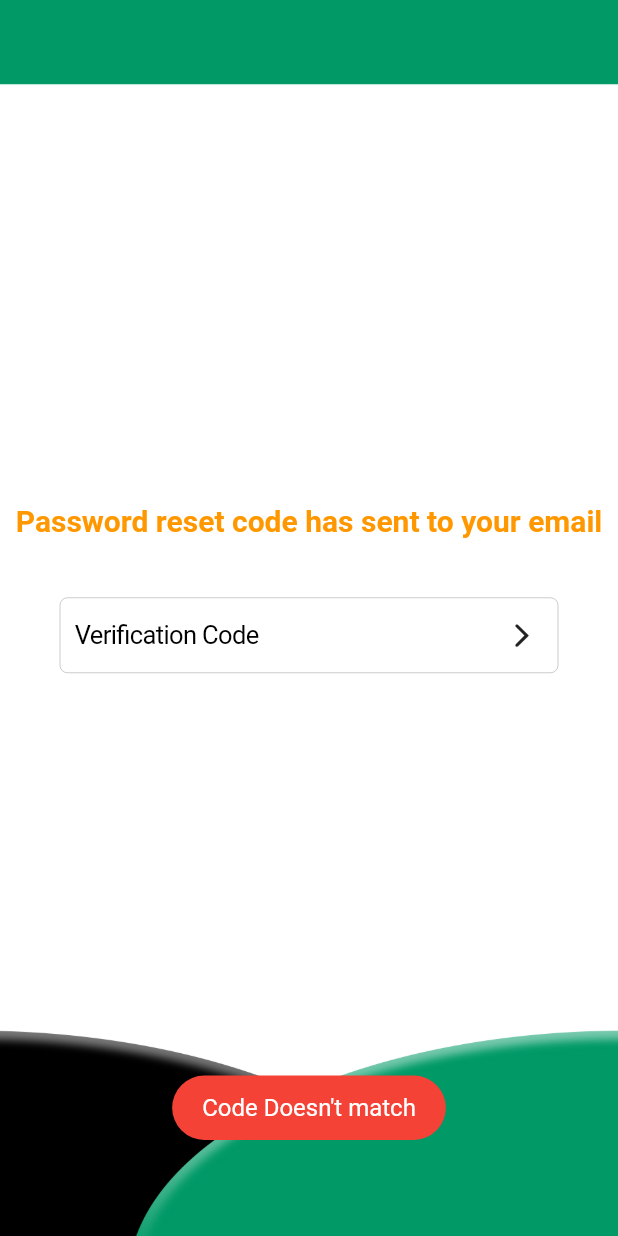
After one commit to dnadawa/Grease-Ducks, a Flutter app: the TypeVerifyCode screen opened directly, after a tap on an icon or button, on a phone screen of 412 x 824 dp. The commit adds this screen. Run offline on Flutter 3.47's test engine with Material 2 defaults, Android fonts, the phone set to English and light mode, and no system bars; our stand-ins replace fluttertoast, shared_preferences; missing offline and left inert: mailer, mysql1; accounts and stored records are empty.

Commit message:
Forgot Password Complete

```diff
--- /dev/null
+++ b/lib/verify/verify.dart
@@ -0,0 +1,169 @@
+import 'dart:math';
+
+import 'package:flutter/cupertino.dart';
+import 'package:flutter/material.dart';
+import 'package:grease_ducks/verify/password-change.dart';
+import 'package:grease_ducks/widgets/text.dart';
+import 'package:grease_ducks/widgets/toast.dart';
+import 'package:mailer/mailer.dart';
+import 'package:mailer/smtp_server/gmail.dart';
+import 'package:mysql1/mysql1.dart' show ConnectionSettings, MySqlConnection;
+
+class VerifyEmail extends StatelessWidget {
+  TextEditingController email = TextEditingController();
+var code;
+
+  sendMail(String code,BuildContext context) async {
+    String username = 'greaseducks6@gmail.com';
+    String password = 'Grease@123';
+
+    final smtpServer = gmail(username, password);
+    // Create our message.
+    final message = Message()
+      ..from = Address(username, 'Grease Ducks')
+      ..recipients.add(email.text)
+      ..subject = 'Reset Your Password'
+      ..text = 'Your password reset code for Grease Ducks is $code';
+
+    try {
+      final sendReport = await send(message, smtpServer);
+      ToastBar(text: 'Password Reset Code is Sent to your email',color: Colors.green).show();
+      print('Message sent: ' + sendReport.toString());
+
+      Navigator.push(
+        context,
+        CupertinoPageRoute(builder: (context) => TypeVerifyCode(vCode: code.toString(),email: email.text,)),
+      );
+
+
+
+    } on MailerException catch (e) {
+      ToastBar(text: 'Data Not Sent',color: Colors.red).show();
+      print('Message not sent.');
+      for (var p in e.problems) {
+        print('Problem: ${p.code}: ${p.msg}');
+      }
+    }
+  }
+
+  getData(BuildContext context) async {
+    final conn = await MySqlConnection.connect(ConnectionSettings(
+        host: 'greaseducks.com',
+        port: 3306,
+        user: 'grease_gdt',
+        password: 'Yq4aOB9;NANh',
+        db: 'grease_gd'));
+    var results = await conn.query("SELECT * FROM gd_contacts WHERE email='${email.text}' LIMIT 1");
+    if (results.isNotEmpty) {
+        Random rnd = Random();
+        code = rnd.nextInt(99999999);
+        print(code);
+
+        sendMail(code.toString(),context);
+    }
+    else{
+
+      ToastBar(text: 'User Doesn\'t exists!',color: Colors.red).show();
+    }
+
+    // Finally, close the connection
+    await conn.close();
+  }
+
+
+  @override
+  Widget build(BuildContext context) {
+    return Scaffold(
+      body: Container(
+        width: double.infinity,
+        height: double.infinity,
+        decoration: BoxDecoration(
+          image: DecorationImage(image: AssetImage('images/back.jpg'),
+              fit: BoxFit.cover),
+        ),
+
+        child: Column(
+          mainAxisAlignment: MainAxisAlignment.center,
+          children: <Widget>[
+            Label(text: 'Forgot Password',size: 20,color: Colors.orange,align: TextAlign.center,),
+
+            Padding(
+              padding: const EdgeInsets.all(40),
+              child: CupertinoTextField(
+                cursorColor: Colors.green,
+                padding: EdgeInsets.fromLTRB(10,15,10,15),
+                keyboardType: TextInputType.emailAddress,
+                controller: email,
+                placeholder: 'Email',
+                placeholderStyle: TextStyle(color: Colors.black),
+                suffix: IconButton(icon: Icon(CupertinoIcons.forward), onPressed: ()=>getData(context),
+              ),
+            )
+            )
+          ],
+        )
+        ),
+
+      );
+  }
+}
+
+
+
+
+
+
+
+
+class TypeVerifyCode extends StatelessWidget {
+final String vCode,email;
+  TextEditingController code = TextEditingController();
+
+   TypeVerifyCode({Key key, this.vCode, this.email}) : super(key: key);
+
+  @override
+  Widget build(BuildContext context) {
+    return Scaffold(
+      body: Container(
+          width: double.infinity,
+          height: double.infinity,
+          decoration: BoxDecoration(
+            image: DecorationImage(image: AssetImage('images/back.jpg'),
+                fit: BoxFit.cover),
+          ),
+
+          child: Column(
+            mainAxisAlignment: MainAxisAlignment.center,
+            children: <Widget>[
+              Label(text: 'Password reset code has sent to your email',size: 20,color: Colors.orange,align: TextAlign.center,),
+
+              Padding(
+                  padding: const EdgeInsets.all(40),
+                  child: CupertinoTextField(
+                    cursorColor: Colors.green,
+                    padding: EdgeInsets.fromLTRB(10,15,10,15),
+                    keyboardType: TextInputType.number,
+                    controller: code,
+                    placeholder: 'Verification Code',
+                    placeholderStyle: TextStyle(color: Colors.black),
+                    suffix: IconButton(icon: Icon(CupertinoIcons.forward), onPressed: (){
+                      if(vCode == code.text){
+                            print('code match');
+                            Navigator.push(
+                              context,
+                              CupertinoPageRoute(builder: (context) => PasswordChange(email: email,)),
+                            );
+                      }else{
+                        ToastBar(text: 'Code Doesn\'t match',color: Colors.red).show();
+                      }
+                    },
+                    ),
+                  )
+              )
+            ],
+          )
+      ),
+
+    );
+  }
+}
--- a/pubspec.yaml
+++ b/pubspec.yaml
@@ -27,6 +27,7 @@ dependencies:
   fluttertoast: ^3.1.3
   shared_preferences: ^0.5.6+1
   url_launcher: ^5.4.2
+  mailer: ^3.0.4
 
 dev_dependencies:
   flutter_test:
```
Also changed, not shown: lib/login.dart (+9 -1 lines), lib/verify/password-change.dart (added, +98 -0 lines), pubspec.lock.
